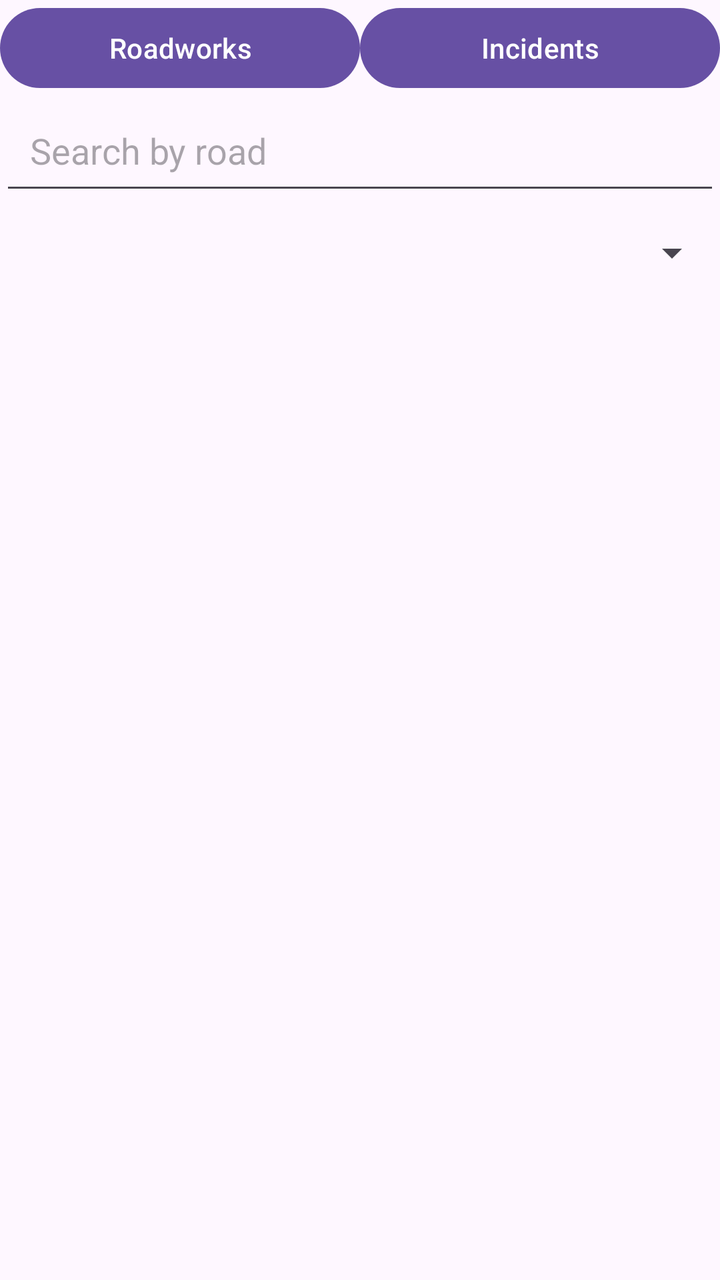
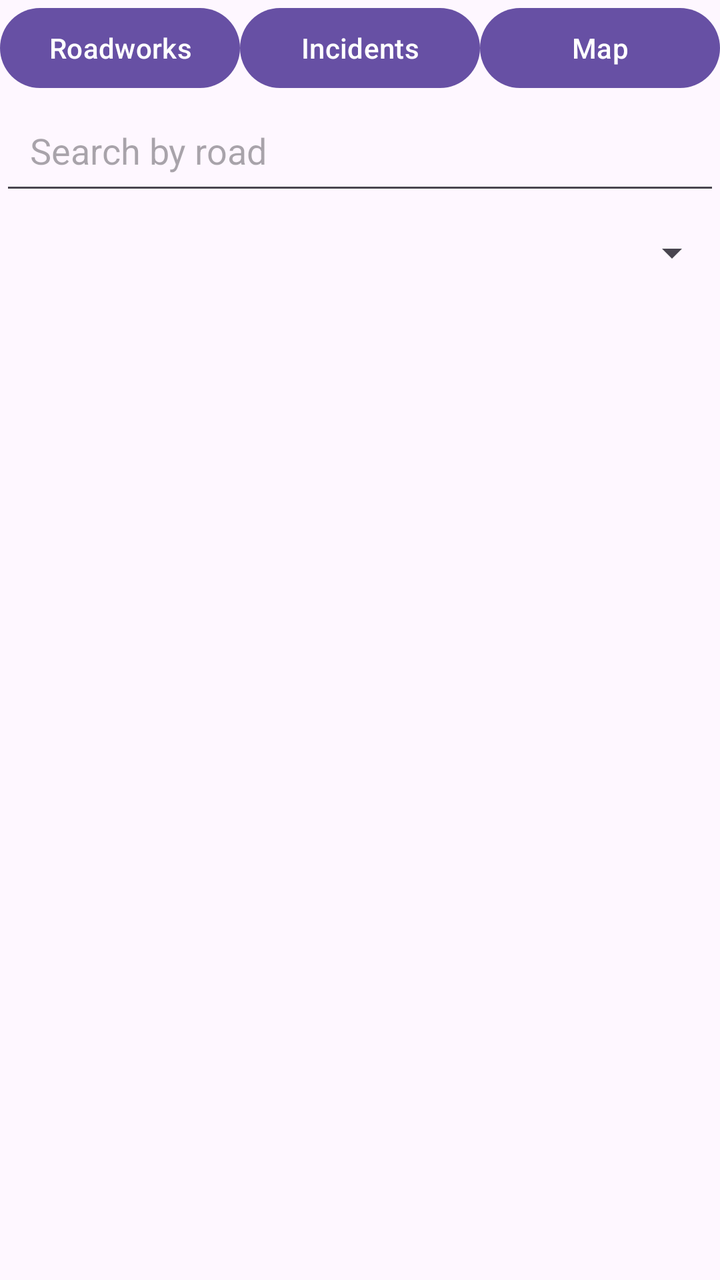

Compare the two renders of this Android layout. The source of the first and the diff that turns it into the second are given below.
<!-- AndroidManifest.xml: application theme Theme.Rai_Roman_S2335895 -->
<!-- res/layout/fragment_list.xml -->
<?xml version="1.0" encoding="utf-8"?>
<LinearLayout xmlns:android="http://schemas.android.com/apk/res/android"
    android:layout_width="match_parent"
    android:layout_height="match_parent"
    android:orientation="vertical">

    <LinearLayout
        android:layout_width="match_parent"
        android:layout_height="wrap_content"
        android:orientation="horizontal">

        <Button
            android:id="@+id/roadworksButton"
            android:layout_width="0dp"
            android:layout_height="wrap_content"
            android:layout_weight="1"
            android:text="Roadworks" />

        <Button
            android:id="@+id/incidentsButton"
            android:layout_width="0dp"
            android:layout_height="wrap_content"
            android:layout_weight="1"
            android:text="Incidents" />
    </LinearLayout>

    <EditText
        android:id="@+id/searchBox"
        android:layout_width="match_parent"
        android:layout_height="wrap_content"
        android:hint="Search by road"
        android:inputType="text"
        android:padding="15dp" />

    <Spinner
        android:id="@+id/distanceSpinner"
        android:layout_width="match_parent"
        android:layout_height="wrap_content"
        android:minHeight="48dp" />

    <ListView
        android:id="@+id/situationList"
        android:layout_width="match_parent"
        android:layout_height="0dp"
        android:layout_weight="1" />
</LinearLayout>
<!-- resources referenced by this layout -->
<resources>
  <style name="Theme.Rai_Roman_S2335895" parent="Base.Theme.Rai_Roman_S2335895" />
  <style name="Base.Theme.Rai_Roman_S2335895" parent="Theme.Material3.DayNight.NoActionBar">
          
          
      </style>
</resources>

<!-- the commit's change to res/layout/fragment_list.xml (unified diff, before → after) -->
@@ -22,6 +22,14 @@
             android:layout_height="wrap_content"
             android:layout_weight="1"
             android:text="Incidents" />
+
+        <Button
+            android:id="@+id/mapButton"
+            android:layout_width="0dp"
+            android:layout_height="wrap_content"
+            android:layout_weight="1"
+            android:text="Map" />
+
     </LinearLayout>
 
     <EditText
